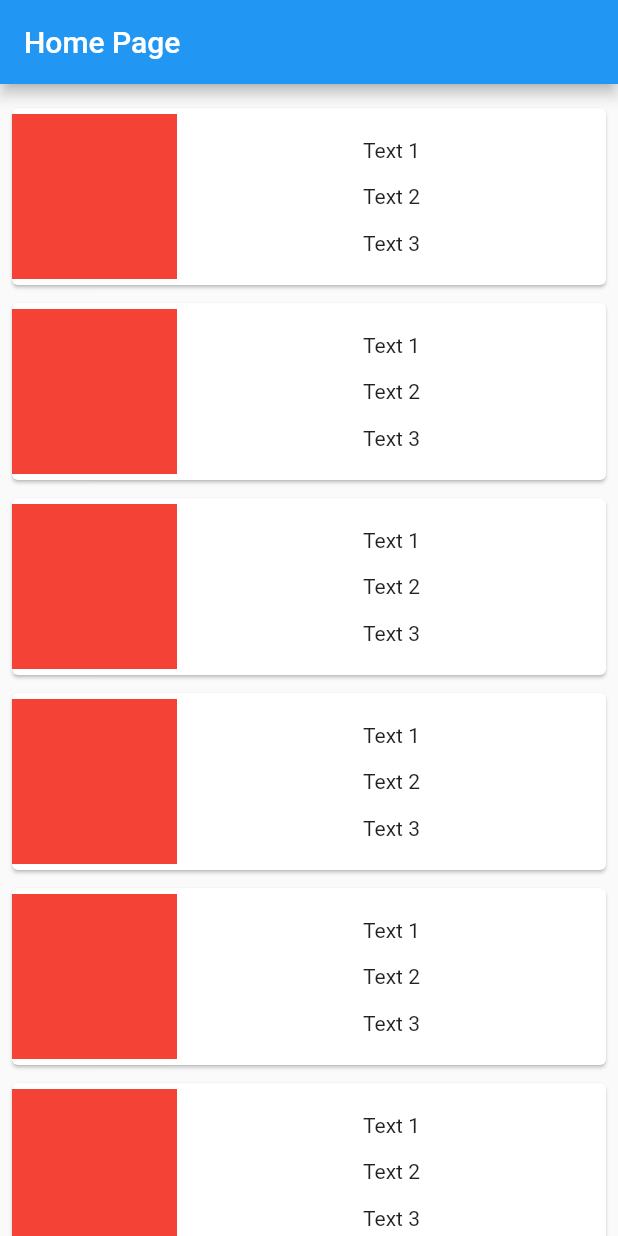
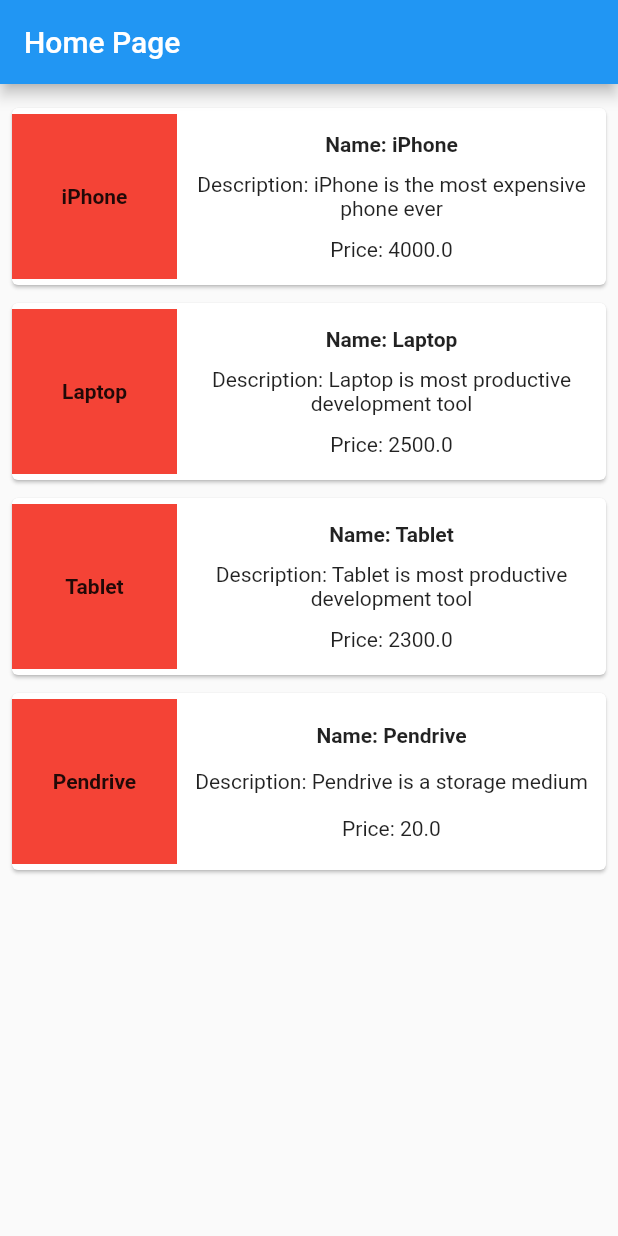
Before and after one commit to kamalnorizan/flutterMOF, a Flutter app: the screen it shows after launch, on a phone screen of 412 x 824 dp. Run offline on Flutter 3.47's test engine with Material 2 defaults, Android fonts, the light colour scheme and no system bars.

Commit message:
Append product box with values passed by home

```diff
--- a/lib/home.dart
+++ b/lib/home.dart
@@ -15,14 +15,31 @@
         body: ListView(
           shrinkWrap: true, padding: const EdgeInsets.fromLTRB(2.0, 10.0, 2.0, 10.0),
           children: const [
-            Productbox(),
-            Productbox(),
-            Productbox(),
-            Productbox(),
-            Productbox(),
-            Productbox(),
-            Productbox(),
-            Productbox()
+            Productbox(
+              name: 'iPhone',
+              description: 'iPhone is the most expensive phone ever',
+              price: 4000,
+              imageName: 'iPhone',
+            ),
+            Productbox(
+              name: 'Laptop',
+              description: 'Laptop is most productive development tool',
+              price: 2500,
+              imageName: 'Laptop',
+            ),
+            Productbox(
+              name: 'Tablet',
+              description: 'Tablet is most productive development tool',
+              price: 2300,
+              imageName: 'Tablet',
+            ),
+            Productbox(
+              name: 'Pendrive',
+              description: 'Pendrive is a storage medium',
+              price: 20,
+              imageName: 'Pendrive',
+            ),
+
           ],
         )
       ),
--- a/lib/widgets/productbox.dart
+++ b/lib/widgets/productbox.dart
@@ -1,8 +1,11 @@
 import 'package:flutter/material.dart';
 
 class Productbox extends StatelessWidget {
-  const Productbox({Key? key}) : super(key: key);
-
+  const Productbox({Key? key, this.name,  this.description,  this.price,  this.imageName}) : super(key: key);
+  final String? name;
+  final String? description;
+  final double? price;
+  final String? imageName;
   @override
   Widget build(BuildContext context) {
     return Container(
@@ -16,8 +19,13 @@
               width: 110,
               height: 110,
               alignment: AlignmentDirectional.centerStart,
-              decoration: BoxDecoration(
+              decoration: const BoxDecoration(
                 color: Colors.red,
+              ),
+              child: Center(
+                child: Text(imageName.toString(), style: const TextStyle(
+                  fontWeight: FontWeight.bold,
+                ),),
               ),
             ),
             Expanded(
@@ -25,10 +33,13 @@
                 padding: const EdgeInsets.all(5),
                 child: Column(
                   mainAxisAlignment: MainAxisAlignment.spaceEvenly,
-                  children: const [
-                    Text('Text 1'),
-                    Text('Text 2'),
-                    Text('Text 3'),
+                  children:  [
+                    Text('Name: '+name.toString(), style: const TextStyle(
+                        fontWeight: FontWeight.bold
+                      ),
+                    ),
+                    Center(child: Text('Description: '+description.toString(), textAlign: TextAlign.center,)),
+                    Text('Price: '+price.toString()),
                   ],
                 ),
               ),
```
